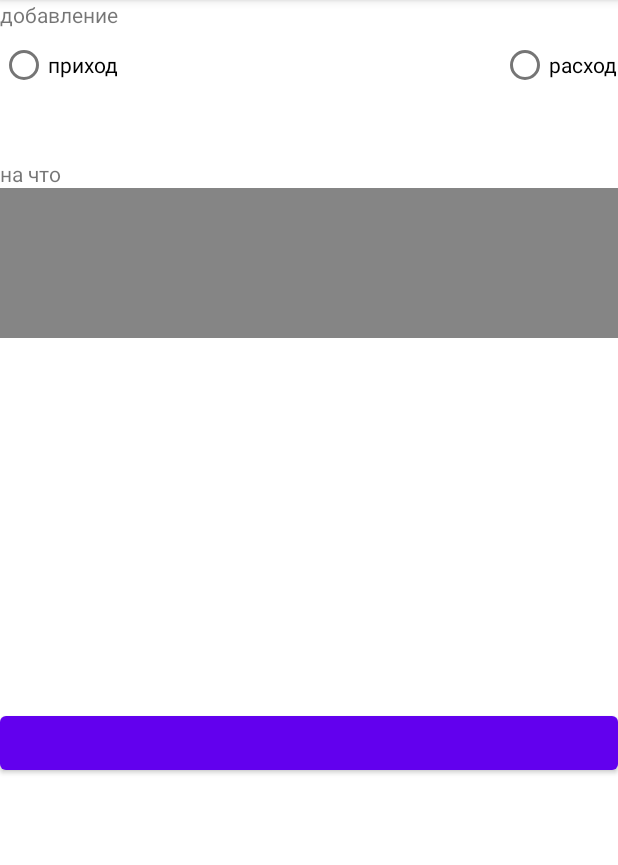
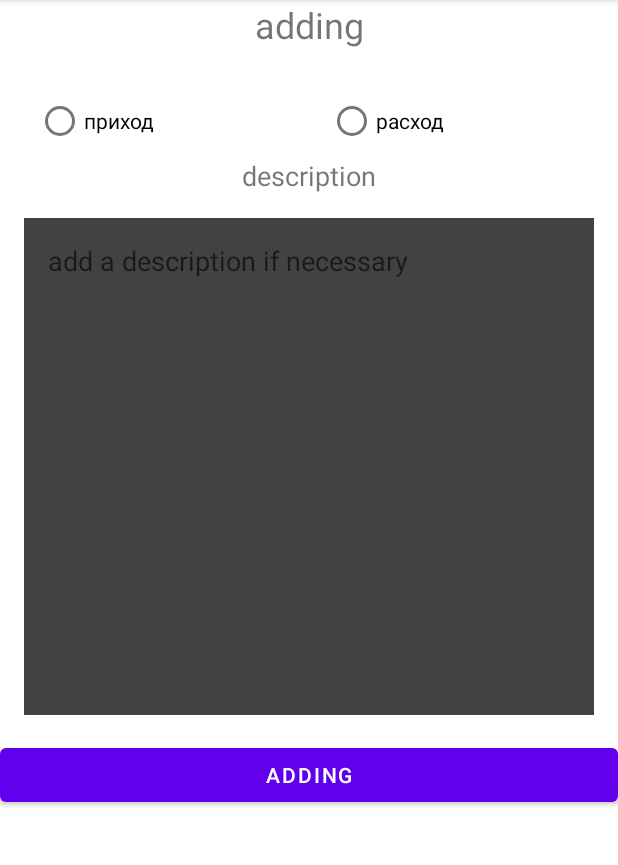
Before and after one commit to chicony83/homeBuch, an Android app: the AddNewmoneyMovingActivity screen opened directly, with no data from a screen before it, on a phone screen of 412 x 824 dp, the part 84-949 px from its top. Run offline under Robolectric (Android 15) with nearby library versions, the phone set to English and light mode, and no system bars.

Commit message:
design is try

```diff
--- a/app/src/main/res/layout/activity_add_new_money_moving.xml
+++ b/app/src/main/res/layout/activity_add_new_money_moving.xml
@@ -10,20 +10,38 @@
         android:id="@+id/textView"
         android:layout_width="match_parent"
         android:layout_height="wrap_content"
-        android:text="добавление"
+        android:gravity="center"
+        android:text="@string/addingNewMoneyMove_text"
+        android:textSize="@dimen/H1"
+        app:layout_constraintTop_toTopOf="parent"
         tools:ignore="MissingConstraints" />
 
     <androidx.constraintlayout.widget.ConstraintLayout
         android:layout_width="match_parent"
         android:layout_height="500dp"
+        android:layout_marginTop="@dimen/normalMargin"
         app:layout_constraintTop_toBottomOf="@+id/textView"
         tools:ignore="MissingConstraints">
+
+        <LinearLayout
+            android:id="@+id/linearLayout2"
+            android:layout_width="match_parent"
+            android:layout_height="wrap_content">
+
+            <RadioGroup
+                android:layout_width="match_parent"
+                android:layout_height="wrap_content"
+                android:orientation="horizontal"
+                 >
 
 
                 <RadioButton
                     android:id="@+id/incomingMoney_radio"
                     android:layout_width="wrap_content"
                     android:layout_height="wrap_content"
+                    android:layout_marginStart="@dimen/tripleMargin"
+                    android:layout_marginTop="@dimen/doubleMargin"
+                    android:layout_weight="1"
                     android:text="приход"
                     app:layout_constraintStart_toStartOf="parent"
                     app:layout_constraintTop_toTopOf="parent" />
@@ -32,27 +50,39 @@
                     android:id="@+id/costMoney_radio"
                     android:layout_width="wrap_content"
                     android:layout_height="wrap_content"
+                    android:layout_marginTop="@dimen/doubleMargin"
+                    android:layout_weight="1"
                     android:text="расход"
-            app:layout_constraintEnd_toEndOf="parent"
+                    app:layout_constraintStart_toEndOf="@+id/incomingMoney_radio"
                     app:layout_constraintTop_toTopOf="parent" />
+
+            </RadioGroup>
+
+        </LinearLayout>
 
         <TextView
             android:id="@+id/textView2"
             android:layout_width="match_parent"
             android:layout_height="wrap_content"
-            android:text="на что"
-            app:layout_constraintBottom_toBottomOf="parent"
-            app:layout_constraintTop_toTopOf="parent"
-            app:layout_constraintVertical_bias="0.18"
+            android:gravity="center"
+            android:text="@string/description_text"
+            android:textSize="@dimen/H2"
+            app:layout_constraintTop_toBottomOf="@+id/linearLayout2"
             tools:layout_editor_absoluteX="16dp" />
 
         <EditText
-            android:background="#858585"
+            android:padding="@dimen/doubleMargin"
+            android:gravity="start"
             android:layout_width="match_parent"
-            android:layout_height="100dp"
-            app:layout_constraintTop_toBottomOf="@+id/textView2" />
+            android:layout_height="0dp"
+            android:layout_margin="@dimen/doubleMargin"
+            android:background="@color/cardview_dark_background"
+            app:layout_constraintBottom_toTopOf="@+id/addingInBase_button"
+            app:layout_constraintTop_toBottomOf="@+id/textView2"
+            android:hint="@string/description_editText"/>
 
         <Button
+            android:text="@string/addingNewMoneyMove_text"
             android:id="@+id/addingInBase_button"
             android:layout_width="match_parent"
             android:layout_height="wrap_content"
--- a/app/src/main/res/values/dimens.xml
+++ b/app/src/main/res/values/dimens.xml
@@ -1,5 +1,8 @@
 <?xml version="1.0" encoding="utf-8"?>
 <resources>
+    <dimen name="tripleMargin">24dp</dimen>
     <dimen name="doubleMargin">16dp</dimen>
     <dimen name="normalMargin">8dp</dimen>
+    <dimen name="H1">24sp</dimen>
+    <dimen name="H2">18sp</dimen>
 </resources>
--- a/app/src/main/res/values/strings.xml
+++ b/app/src/main/res/values/strings.xml
@@ -4,4 +4,7 @@
     <string name="costMoney_text">costs</string>
     <string name="allMoney_text">all</string>
     <string name="addNewMovingMoney_text">add income/costs</string>
+    <string name="addingNewMoneyMove_text">adding</string>
+    <string name="description_text">description</string>
+    <string name="description_editText">add a description if necessary</string>
 </resources>
```
Also changed, not shown: 1 other file. Lines whose indentation alone changed are shown as unchanged.
